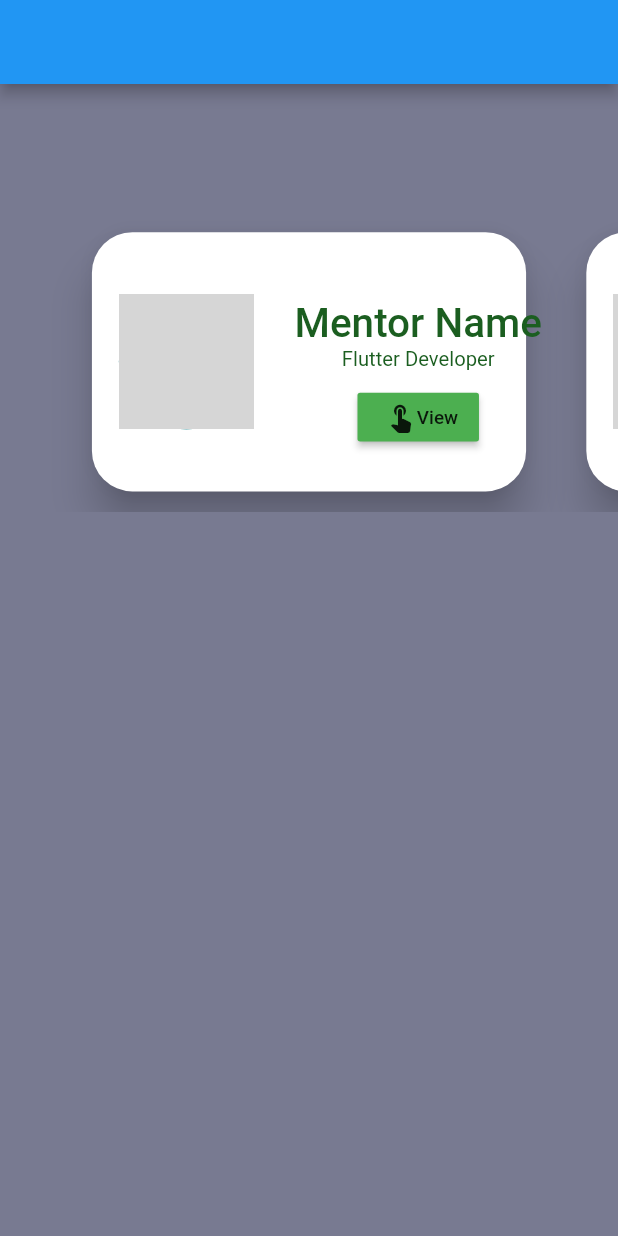
After one commit to adityathakurxd/university, a Flutter app: the screen it shows after launch, on a phone screen of 412 x 824 dp. The commit adds this screen. Run offline on Flutter 3.47's test engine with Material 2 defaults, Android fonts, the phone set to English and light mode, and no system bars; our stand-ins replace cloud_firestore, firebase_auth, google_fonts; accounts and stored records are empty; network calls fail; grey boxes are pictures that could not be loaded.

Commit message:
mentor preview widget

```diff
--- a/lib/main.dart
+++ b/lib/main.dart
@@ -1,6 +1,7 @@
 import 'package:flutter/material.dart';
 import 'package:university/screens/auth/sign_in_screen.dart';
 import 'package:university/screens/home/home_screen.dart';
+import 'package:university/screens/pathway/mentor_preview_widget.dart';
 
 void main() {
   runApp(const MyApp());
@@ -14,7 +15,7 @@ class MyApp extends StatelessWidget {
   Widget build(BuildContext context) {
     return const MaterialApp(
       debugShowCheckedModeBanner: false,
-      home: HomeScreen(),
+      home: MentorWidget(),
     );
     // return FutureBuilder(
     //   future: Firebase.initializeApp(),
--- /dev/null
+++ b/lib/screens/pathway/mentor_preview_widget.dart
@@ -0,0 +1,107 @@
+import 'package:flutter/material.dart';
+
+class MentorWidget extends StatefulWidget {
+  const MentorWidget({Key? key}) : super(key: key);
+
+  @override
+  _MentorWidgetState createState() => _MentorWidgetState();
+}
+
+class _MentorWidgetState extends State<MentorWidget> {
+  int _index = 1;
+  @override
+  Widget build(BuildContext context) {
+    return Scaffold(
+      backgroundColor: const Color(0xff787A91),
+      appBar: AppBar(),
+      body: Align(
+        alignment: const Alignment(0.8, -0.7),
+        child: SizedBox(
+          height: 200, // card height
+
+          child: PageView.builder(
+            itemCount: 4,
+            controller: PageController(viewportFraction: 0.8),
+            onPageChanged: (int index) => setState(() => _index = index),
+            itemBuilder: (_, i) {
+              return Transform.scale(
+                scale: i == _index ? 0.9:0.9,
+                child: Card(
+                  elevation: 12,
+                  shape: RoundedRectangleBorder(borderRadius: BorderRadius.circular(30)),
+                  child: Center(
+                    child: Row(
+                      children: [
+                        const SizedBox(
+                          width: 20,
+                        ),
+                        Row(children: [
+                          CircleAvatar(
+                            backgroundColor: Colors.green[500],
+                            radius:50,
+
+                            child: const CircleAvatar(
+                              backgroundImage: NetworkImage(
+                                  "https://fiverr-res.cloudinary.com/images/q_auto,f_auto/gigs/198992295/original/72778b2af854b02465f98ca7d9e6c4c1c34f701b/draw-you-an-custom-anime-profile-picture-or-character.png"),                        radius: 100,
+                            ), //CircleAvatar
+                          ),
+                        ],),
+                        const SizedBox(
+                          width: 30,
+                        ),
+                        Column(children: [
+                          const SizedBox(
+                            height: 50,
+                          ),
+                          Text(
+                            'Mentor Name',
+                            style: TextStyle(
+                              fontSize: 30,
+                              color: Colors.green[900],
+                              fontWeight: FontWeight.w500,
+                            ),
+                          ),
+                          //Text
+
+                          Text(
+                            'Flutter Developer',
+                            style: TextStyle(
+                              fontSize: 15,
+                              color: Colors.green[900],
+                            ),
+                          ), //Text
+                          const SizedBox(
+                            height: 10,
+                          ), //SizedBox
+                          SizedBox(
+                            width: 90,
+                            child: RaisedButton(
+                              onPressed: () => null,
+                              color: Colors.green,
+                              child: Padding(
+                                padding: const EdgeInsets.all(4.0),
+                                child: Row(
+                                  children: const [
+                                    Icon(Icons.touch_app),
+                                    Text('View'),
+                                  ],
+                                ), //Row
+                              ), //Padding
+                            ), //RaisedButton
+                          ) //SizedBox
+                        ],
+                        ),
+                      ],
+                    ),
+
+                  ),
+                ),
+              );
+
+            },
+          ),
+        ),
+      ),
+    );
+  }
+}
```
Also changed, not shown: pubspec.lock.
